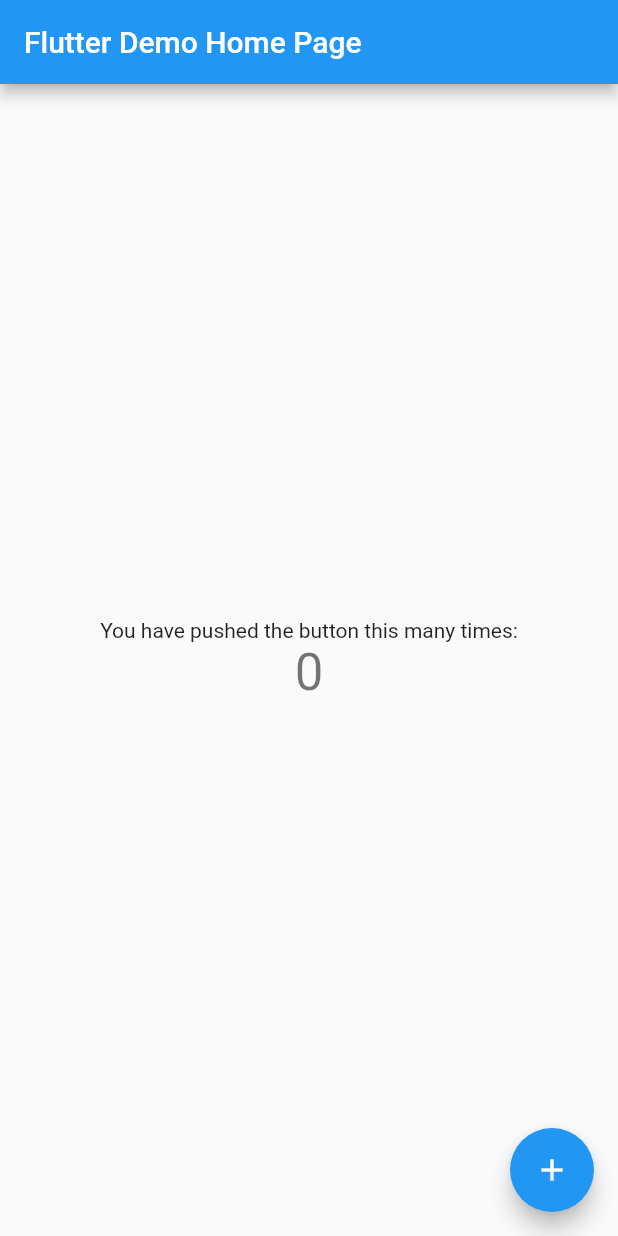
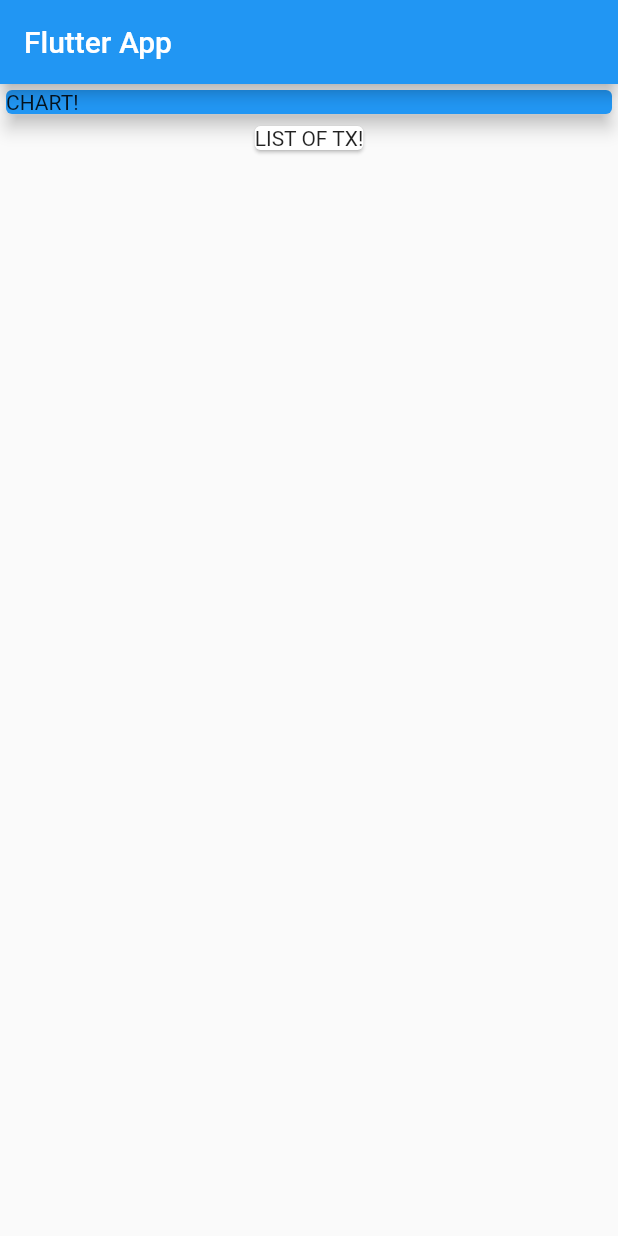
Before and after one commit to felipemcs/expenses_app, a Flutter app: the screen it shows after launch, on a phone screen of 412 x 824 dp. Run offline on Flutter 3.47's test engine with Material 2 defaults, Android fonts, the phone set to English and light mode, and no system bars.

Commit message:
start app layout

```diff
--- a/lib/main.dart
+++ b/lib/main.dart
@@ -1,115 +1,42 @@
 import 'package:flutter/material.dart';
 
-void main() {
-  runApp(const MyApp());
-}
+void main() => runApp(const MyApp());
 
 class MyApp extends StatelessWidget {
   const MyApp({super.key});
 
-  // This widget is the root of your application.
   @override
   Widget build(BuildContext context) {
-    return MaterialApp(
-      title: 'Flutter Demo',
-      theme: ThemeData(
-        // This is the theme of your application.
-        //
-        // Try running your application with "flutter run". You'll see the
-        // application has a blue toolbar. Then, without quitting the app, try
-        // changing the primarySwatch below to Colors.green and then invoke
-        // "hot reload" (press "r" in the console where you ran "flutter run",
-        // or simply save your changes to "hot reload" in a Flutter IDE).
-        // Notice that the counter didn't reset back to zero; the application
-        // is not restarted.
-        primarySwatch: Colors.blue,
-      ),
-      home: const MyHomePage(title: 'Flutter Demo Home Page'),
+    return const MaterialApp(
+      home: MyHomePage(),
     );
   }
 }
 
-class MyHomePage extends StatefulWidget {
-  const MyHomePage({super.key, required this.title});
-
-  // This widget is the home page of your application. It is stateful, meaning
-  // that it has a State object (defined below) that contains fields that affect
-  // how it looks.
-
-  // This class is the configuration for the state. It holds the values (in this
-  // case the title) provided by the parent (in this case the App widget) and
-  // used by the build method of the State. Fields in a Widget subclass are
-  // always marked "final".
-
-  final String title;
-
-  @override
-  State<MyHomePage> createState() => _MyHomePageState();
-}
-
-class _MyHomePageState extends State<MyHomePage> {
-  int _counter = 0;
-
-  void _incrementCounter() {
-    setState(() {
-      // This call to setState tells the Flutter framework that something has
-      // changed in this State, which causes it to rerun the build method below
-      // so that the display can reflect the updated values. If we changed
-      // _counter without calling setState(), then the build method would not be
-      // called again, and so nothing would appear to happen.
-      _counter++;
-    });
-  }
+class MyHomePage extends StatelessWidget {
+  const MyHomePage({super.key});
 
   @override
   Widget build(BuildContext context) {
-    // This method is rerun every time setState is called, for instance as done
-    // by the _incrementCounter method above.
-    //
-    // The Flutter framework has been optimized to make rerunning build methods
-    // fast, so that you can just rebuild anything that needs updating rather
-    // than having to individually change instances of widgets.
     return Scaffold(
       appBar: AppBar(
-        // Here we take the value from the MyHomePage object that was created by
-        // the App.build method, and use it to set our appbar title.
-        title: Text(widget.title),
+        title: const Text('Flutter App'),
       ),
-      body: Center(
-        // Center is a layout widget. It takes a single child and positions it
-        // in the middle of the parent.
-        child: Column(
-          // Column is also a layout widget. It takes a list of children and
-          // arranges them vertically. By default, it sizes itself to fit its
-          // children horizontally, and tries to be as tall as its parent.
-          //
-          // Invoke "debug painting" (press "p" in the console, choose the
-          // "Toggle Debug Paint" action from the Flutter Inspector in Android
-          // Studio, or the "Toggle Debug Paint" command in Visual Studio Code)
-          // to see the wireframe for each widget.
-          //
-          // Column has various properties to control how it sizes itself and
-          // how it positions its children. Here we use mainAxisAlignment to
-          // center the children vertically; the main axis here is the vertical
-          // axis because Columns are vertical (the cross axis would be
-          // horizontal).
-          mainAxisAlignment: MainAxisAlignment.center,
-          children: <Widget>[
-            const Text(
-              'You have pushed the button this many times:',
+      body: Column(
+        children: const [
+          SizedBox(
+            width: double.infinity,
+            child: Card(
+              color: Colors.blue,
+              elevation: 5,
+              child: Text('CHART!'),
             ),
-            Text(
-              '$_counter',
-              style: Theme.of(context).textTheme.headline4,
-            ),
-          ],
-        ),
+          ),
+          Card(
+            child: Text('LIST OF TX!'),
+          )
+        ],
       ),
-      floatingActionButton: FloatingActionButton(
-        onPressed: _incrementCounter,
-        tooltip: 'Increment',
-        child: const Icon(Icons.add),
-      ), // This trailing comma makes auto-formatting nicer for build methods.
     );
   }
 }
```
